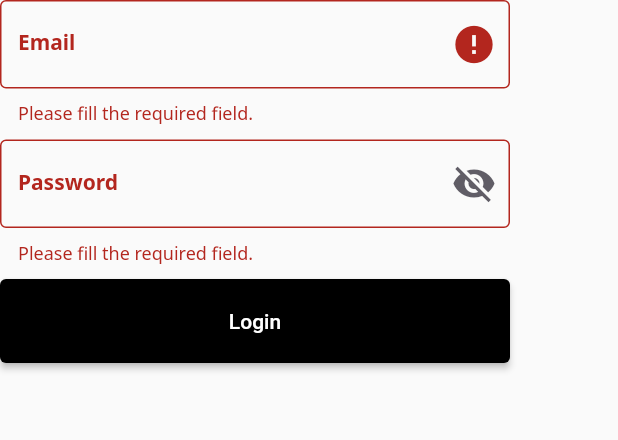
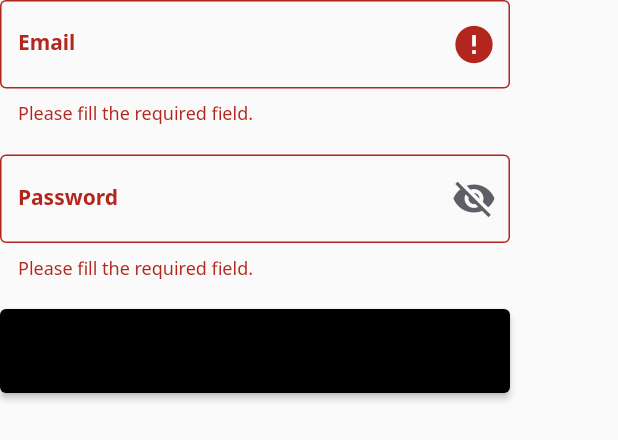
Before and after one commit to kingdomOfIT/V2_Product_Arena, a Flutter app: the WebLoginForm widget shown alone on an empty page, opened directly, after a tap on "Login", on a phone screen of 412 x 824 dp. Shown: the top 440 px of the screen. Run offline on Flutter 3.47's test engine with Material 2 defaults, Android fonts, the light colour scheme and no system bars; our stand-ins replace flutter_spinkit, google_fonts, youtube_player_flutter, youtube_player_iframe; missing offline and left inert: amplify_api, amplify_auth_cognito, amplify_core, amplify_flutter; project files that could hold a hidden picture were left out.

```diff
--- a/lib/web/features/auth/widgets/web_login_form.dart
+++ b/lib/web/features/auth/widgets/web_login_form.dart
@@ -1,6 +1,5 @@
 import 'package:amplify_auth_cognito/amplify_auth_cognito.dart';
 import 'package:amplify_flutter/amplify_flutter.dart';
-
 import 'package:flutter/material.dart';
 import 'package:google_fonts/google_fonts.dart';
 import 'package:v2_product_arena/web/features/home/screens/web_home_screen.dart';
@@ -17,13 +16,9 @@ class _WebLoginFormState extends State<WebLoginForm> {
   final emailController = TextEditingController();
   final passwordController = TextEditingController();
 
-  bool _backError = false;
   bool emailErrored = false;
   bool passwordErrored = false;
   bool viewPassword = false;
-
-  // ignore: avoid_init_to_null
-  var _backErrorMsg = null;
 
   var emailColor = const Color(0xFF605D66);
   var passwordColor = const Color(0xFF605D66);
@@ -77,8 +72,6 @@ class _WebLoginFormState extends State<WebLoginForm> {
               },
               textInputAction: TextInputAction.next,
               decoration: InputDecoration(
-                errorText: _backError ? '' : null,
-                helperText: '',
                 suffixIcon: Visibility(
                   visible: emailErrored,
                   child: const Icon(
@@ -125,7 +118,7 @@ class _WebLoginFormState extends State<WebLoginForm> {
               ),
             ),
             const SizedBox(
-              height: 10,
+              height: 20,
             ),
             TextFormField(
               key: const Key('passwordField'),
@@ -155,12 +148,6 @@ class _WebLoginFormState extends State<WebLoginForm> {
                     passwordColor = const Color(0xFFB3261E);
                   });
                   return 'Invalid password format';
-                } else if (value.length < 8) {
-                  setState(() {
-                    passwordErrored = true;
-                    passwordColor = const Color(0xFFB3261E);
-                  });
-                  return 'Invalid password format';
                 }
                 setState(() {
                   passwordErrored = false;
@@ -171,13 +158,10 @@ class _WebLoginFormState extends State<WebLoginForm> {
               },
               textInputAction: TextInputAction.next,
               decoration: InputDecoration(
-                helperText: '',
-                errorText: _backErrorMsg,
                 errorStyle: GoogleFonts.notoSans(
                   color: const Color(0xFFB3261E),
                 ),
                 suffixIcon: InkWell(
-                  key: const Key('togglePasswordView'),
                   onTap: () {
                     setState(() {
                       viewPassword = !viewPassword;
@@ -225,10 +209,9 @@ class _WebLoginFormState extends State<WebLoginForm> {
               ),
             ),
             const SizedBox(
-              height: 10,
+              height: 20,
             ),
             ElevatedButton(
-              key: const Key('loginButton'),
               onPressed: () async {
                 if (_loginFormKey.currentState!.validate()) {
                   try {
@@ -236,55 +219,38 @@ class _WebLoginFormState extends State<WebLoginForm> {
                       username: emailController.text,
                       password: passwordController.text,
                     );
-                    safePrint(result);
                     if (result.isSignedIn && mounted) {
-                      setState(() {
-                        _backError = false;
-                        _backErrorMsg = null;
-                      });
                       Navigator.of(context)
                           .pushReplacementNamed(WebHomeScreen.routeName);
                     } else if (result.nextStep.signInStep ==
-                        'CONFIRM_SIGN_IN_WITH_NEW_PASSWORD') {
-                      setState(() {
-                        _backError = false;
-                        _backErrorMsg = null;
-                      });
-                      Navigator.of(context)
-                          .pushReplacementNamed(WebHomeScreen.routeName);
-                      safePrint('Please create an account through app');
+                        "CONFIRM_SIGN_UP_STEP") {
+                      safePrint("User didn't verify account");
+                      await Amplify.Auth.resendSignUpCode(
+                        username: emailController.text,
+                      );
                     }
-                  } on InvalidCredentialsException {
-                    safePrint('Incorrect email or password.');
-                    setState(() {
-                      _backError = true;
-                      _backErrorMsg = 'Incorrect email or password.';
-                      emailColor = const Color(0xFFB3261E);
-                      passwordColor = const Color(0xFFB3261E);
-                    });
                   } on UserNotFoundException {
-                    safePrint('User does not exist.');
-                    setState(() {
-                      _backError = true;
-                      _backErrorMsg = 'Incorrect email or password.';
-                      emailColor = const Color(0xFFB3261E);
-                      passwordColor = const Color(0xFFB3261E);
-                    });
-                  } on Exception catch (e) {
+                    safePrint('The user is not found. Please register');
+                  } on UserNotConfirmedException {
+                  } on AuthNotAuthorizedException {
+                    safePrint(
+                        'Username or password is wrong. Please try again');
+                  } on Exception catch (error) {
                     safePrint(
                         'An unexpected error has happened. Check the logs for detail');
-                    safePrint(e.toString());
+                    safePrint(error.toString());
                   }
+                  emailController.clear();
+                  passwordController.clear();
+                  // Navigator.of(context)
+                  //     .pushReplacementNamed(WebHomeScreen.routeName);
                 }
               },
               style: ElevatedButton.styleFrom(
                 backgroundColor: Colors.black,
                 minimumSize: const Size(double.infinity, 56),
               ),
-              child: const Text(
-                'Login',
-                style: TextStyle(color: Colors.white),
-              ),
+              child: const Text('Login'),
             ),
             const SizedBox(
               height: 20,
```
Also changed, not shown: lib/web/features/auth/screens/web_login_screen.dart (+1 -58 lines), 2 other files.
